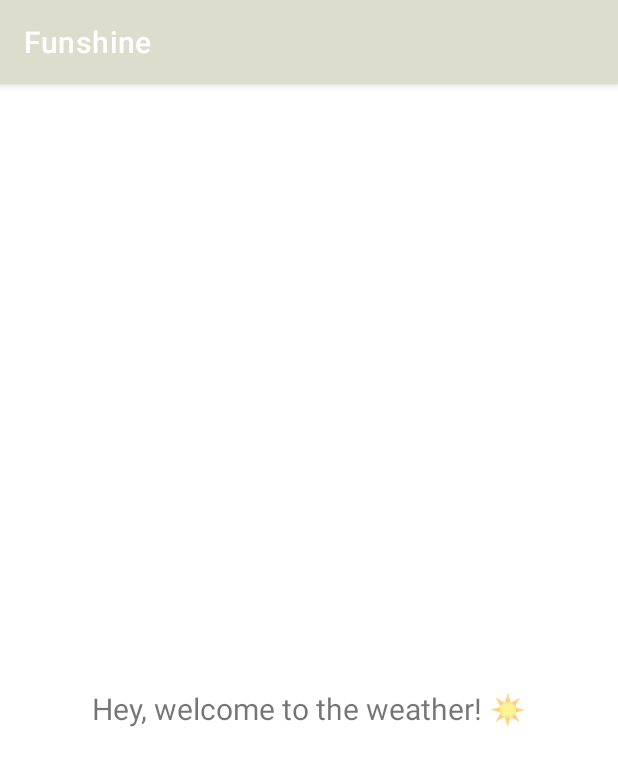
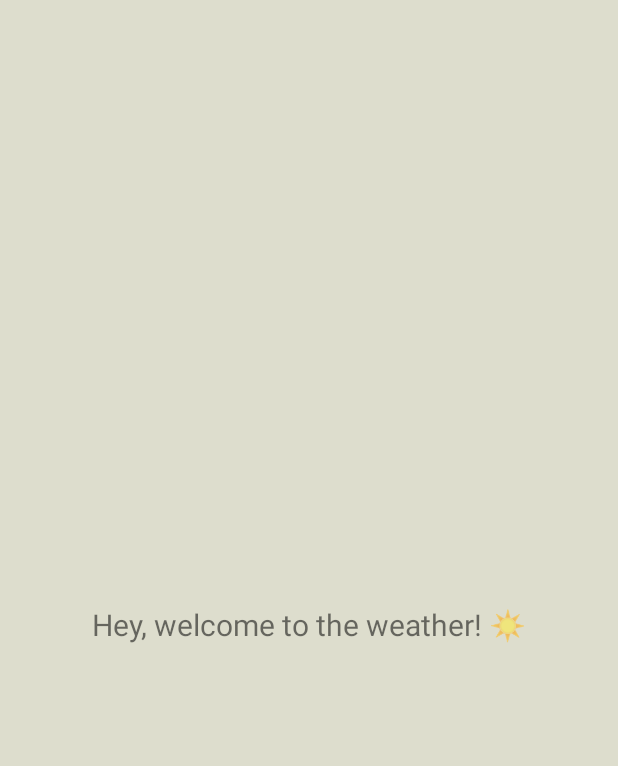
Before and after one commit to danigol/FunShine, an Android app: the screen it shows after launch (MainActivity), on a phone screen of 412 x 824 dp. Shown: the top 766 px of the screen. Run offline under Robolectric (Android 15) with nearby library versions, the phone set to English and light mode, and no system bars.

Commit message:
Oooooh, a big empty canvas! So, removed all the cruft, it's ready to look like something really unique now. :)

```diff
--- a/app/src/main/java/com/daniellegolinsky/funshine/ui/home/WeatherContainerFragment.kt
+++ b/app/src/main/java/com/daniellegolinsky/funshine/ui/weather/WeatherContainerFragment.kt
@@ -1,4 +1,4 @@
-package com.daniellegolinsky.funshine.ui.home
+package com.daniellegolinsky.funshine.ui.weather
 
 import android.os.Bundle
 import android.view.LayoutInflater
--- a/app/src/main/java/com/daniellegolinsky/funshine/ui/home/WeatherViewModel.kt
+++ b/app/src/main/java/com/daniellegolinsky/funshine/ui/weather/WeatherViewModel.kt
@@ -1,4 +1,4 @@
-package com.daniellegolinsky.funshine.ui.home
+package com.daniellegolinsky.funshine.ui.weather
 
 import androidx.lifecycle.LiveData
 import androidx.lifecycle.MutableLiveData
--- a/app/src/main/res/layout/activity_main.xml
+++ b/app/src/main/res/layout/activity_main.xml
@@ -1,10 +1,10 @@
 <?xml version="1.0" encoding="utf-8"?>
-<androidx.constraintlayout.widget.ConstraintLayout xmlns:android="http://schemas.android.com/apk/res/android"
+<androidx.constraintlayout.widget.ConstraintLayout
+    xmlns:android="http://schemas.android.com/apk/res/android"
     xmlns:app="http://schemas.android.com/apk/res-auto"
     android:id="@+id/container"
     android:layout_width="match_parent"
-    android:layout_height="match_parent"
-    android:paddingTop="?attr/actionBarSize">
+    android:layout_height="match_parent">
 
     <fragment
         android:id="@+id/nav_host_fragment_activity_main"
--- a/app/src/main/res/layout/fragment_weather.xml
+++ b/app/src/main/res/layout/fragment_weather.xml
@@ -5,7 +5,8 @@
     xmlns:tools="http://schemas.android.com/tools"
     android:layout_width="match_parent"
     android:layout_height="match_parent"
-    tools:context=".ui.home.WeatherContainerFragment">
+    android:background="?attr/colorPrimary"
+    tools:context=".ui.weather.WeatherContainerFragment">
 
     <!-- TODO Obviously get rid of this -->
     <TextView
--- a/app/src/main/res/navigation/main_navigation.xml
+++ b/app/src/main/res/navigation/main_navigation.xml
@@ -7,7 +7,7 @@
 
     <fragment
         android:id="@+id/navigation_weather_home"
-        android:name="com.daniellegolinsky.funshine.ui.home.WeatherContainerFragment"
+        android:name="com.daniellegolinsky.funshine.ui.weather.WeatherContainerFragment"
         android:label="@string/title_home"
         tools:layout="@layout/fragment_weather" />
 
--- a/designsystem/src/main/res/values-night/themes.xml
+++ b/designsystem/src/main/res/values-night/themes.xml
@@ -1,6 +1,6 @@
 <resources xmlns:tools="http://schemas.android.com/tools">
-    <!-- Base application theme. -->
-    <style name="Theme.Funshine" parent="Theme.MaterialComponents.DayNight.DarkActionBar">
+    <!-- Dark theme, no action bar parent -->
+    <style name="Theme.Funshine" parent="Theme.Funshine.NoActionBar">
         <!-- Primary brand color. -->
         <item name="colorPrimary">@color/gray_900</item>
         <item name="colorPrimaryVariant">@color/gray_900</item>
--- a/designsystem/src/main/res/values/themes.xml
+++ b/designsystem/src/main/res/values/themes.xml
@@ -1,6 +1,13 @@
 <resources xmlns:tools="http://schemas.android.com/tools">
-    <!-- Base application theme. -->
-    <style name="Theme.Funshine" parent="Theme.MaterialComponents.DayNight.DarkActionBar">
+    <!-- Base Weather Theme -->
+    <style name="Theme.Funshine.NoActionBar" parent="Theme.MaterialComponents.DayNight.NoActionBar">
+        <!-- No action/title bar -->
+        <item name="windowActionBar">false</item>
+        <item name="windowNoTitle">true</item>
+    </style>
+
+    <!-- Light theme. -->
+    <style name="Theme.Funshine" parent="Theme.Funshine.NoActionBar">
         <!-- Primary brand color. -->
         <item name="colorPrimary">@color/gray_100</item>
         <item name="colorOnPrimary">@color/black</item>
```
